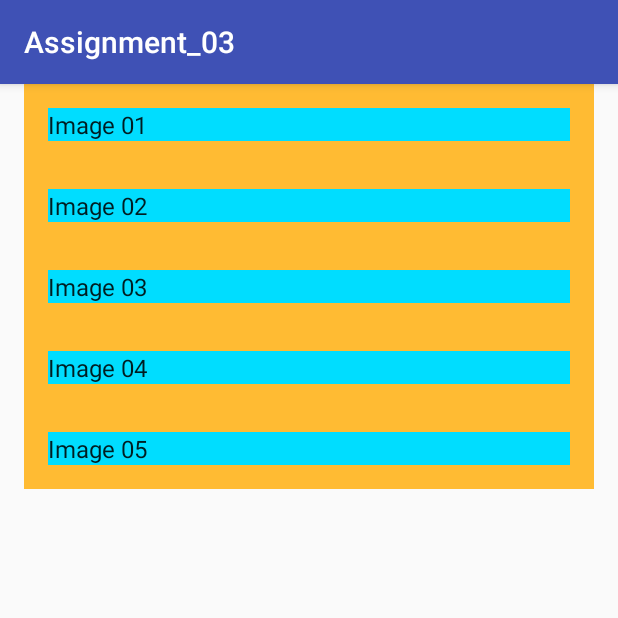
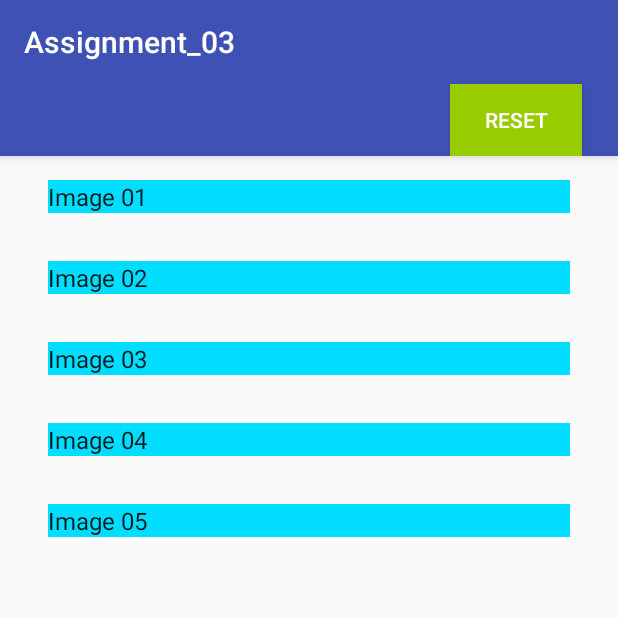
Before and after one commit to mattjmoses/MobileAppDev, an Android app: the screen it shows after launch (ImageListActivity), on a phone screen of 412 x 824 dp, the top half of it. Run offline under Robolectric (Android 15) with nearby library versions, the light colour scheme and no system bars.

Commit message:
Added reset button to just clear the shared prefs. Not perfect but for demonstration purposes it works.

```diff
--- a/Assignments/Assignment_03/app/src/main/java/com/mattiscool/matt/assignment_03/ImageListActivity.java
+++ b/Assignments/Assignment_03/app/src/main/java/com/mattiscool/matt/assignment_03/ImageListActivity.java
@@ -15,6 +15,7 @@ import android.view.LayoutInflater;
 import android.view.View;
 import android.view.ViewGroup;
 import android.view.animation.AnimationUtils;
+import android.widget.Button;
 import android.widget.TextView;
 
 
@@ -37,7 +38,7 @@ public class ImageListActivity extends AppCompatActivity {
     String four = "4";
     String five = "5";
     Context context;
-
+    Button btn_reset;
 
     /**
      * Whether or not the activity is in two-pane mode, i.e. running on a tablet
@@ -54,6 +55,8 @@ public class ImageListActivity extends AppCompatActivity {
         setSupportActionBar(toolbar);
         toolbar.setTitle(getTitle());
 
+        //The reset button.
+        btn_reset =(Button)findViewById(R.id.btn_reset);
 
 
         if (findViewById(R.id.image_detail_container) != null) {
@@ -67,7 +70,20 @@ public class ImageListActivity extends AppCompatActivity {
         View recyclerView = findViewById(R.id.image_list);
         assert recyclerView != null;
         setupRecyclerView((RecyclerView) recyclerView);
-    }
+
+        //Click listener for the ol reset button.
+        btn_reset.setOnClickListener(new View.OnClickListener() {
+            @Override
+            public void onClick(View v)
+            {
+                SharedPreferences sharedPrefs = getSharedPreferences("buttonClicks01",Context.MODE_PRIVATE);
+                SharedPreferences.Editor edit = sharedPrefs.edit();
+                edit.clear().commit();
+            }
+        });
+
+
+    }//End oncreate
 
     private void setupRecyclerView(@NonNull RecyclerView recyclerView) {
         recyclerView.setAdapter(new SimpleItemRecyclerViewAdapter(this, DummyContent.ITEMS, mTwoPane));
--- a/Assignments/Assignment_03/app/src/main/res/layout/activity_image_list.xml
+++ b/Assignments/Assignment_03/app/src/main/res/layout/activity_image_list.xml
@@ -19,6 +19,15 @@
             android:layout_height="?attr/actionBarSize"
             app:popupTheme="@style/AppTheme.PopupOverlay" />
 
+        <Button
+            android:id="@+id/btn_reset"
+            android:layout_width="wrap_content"
+            android:layout_height="wrap_content"
+            android:layout_marginLeft="300dp"
+            android:layout_weight="1"
+            android:background="@android:color/holo_green_light"
+            android:text="@string/res_reset" />
+
     </android.support.design.widget.AppBarLayout>
 
     <FrameLayout
--- a/Assignments/Assignment_03/app/src/main/res/layout/image_list_content.xml
+++ b/Assignments/Assignment_03/app/src/main/res/layout/image_list_content.xml
@@ -3,7 +3,6 @@
     xmlns:tools="http://schemas.android.com/tools"
     android:layout_width="wrap_content"
     android:layout_height="wrap_content"
-    android:background="@android:color/holo_orange_light"
     android:orientation="horizontal">
 
     <RelativeLayout
@@ -15,8 +14,8 @@
             android:layout_width="match_parent"
             android:layout_height="wrap_content"
             android:layout_margin="@dimen/text_margin"
+            android:background="@android:color/holo_blue_bright"
             android:textAppearance="?attr/textAppearanceListItem"
-            android:background="@android:color/holo_blue_bright"
             tools:background="@android:color/holo_blue_bright" />
     </RelativeLayout>
 
--- a/Assignments/Assignment_03/app/src/main/res/values/strings.xml
+++ b/Assignments/Assignment_03/app/src/main/res/values/strings.xml
@@ -6,4 +6,5 @@
     <string name="img_03">Image 03</string>
     <string name="img_04">Image 04</string>
     <string name="img_05">Image 05</string>
+    <string name="res_reset">Reset</string>
 </resources>
```
